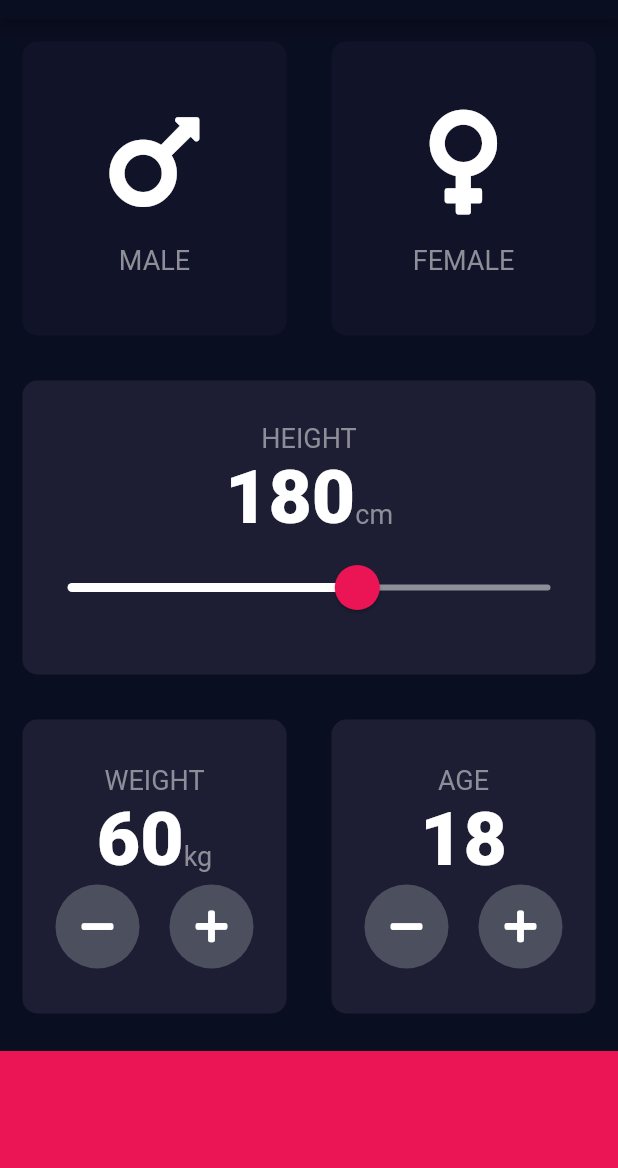
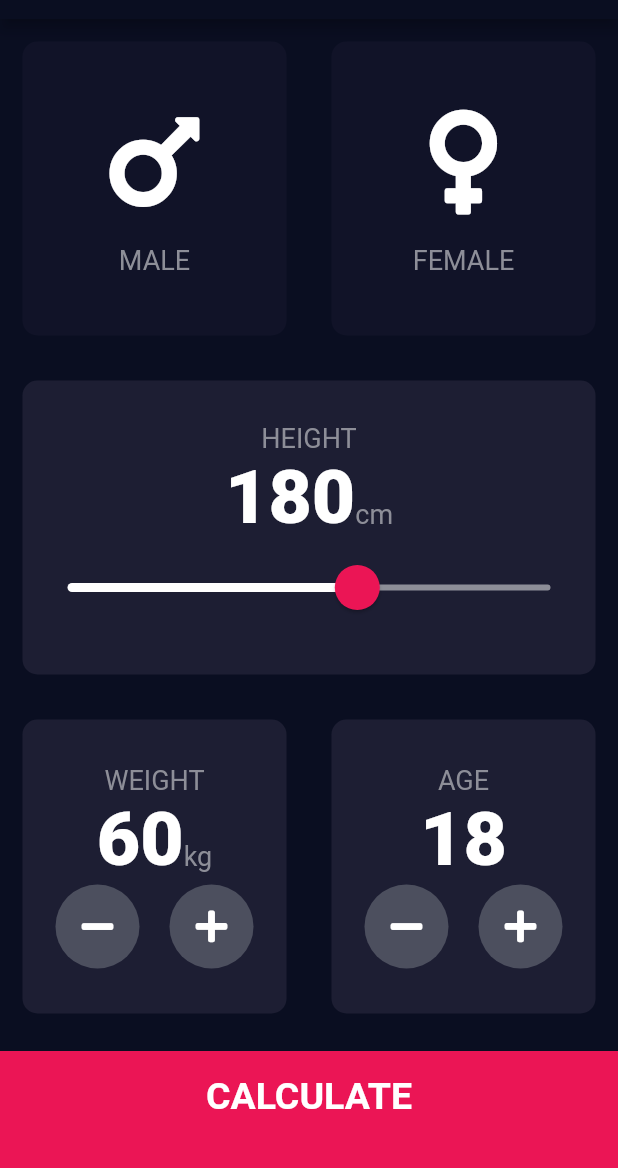
Before and after one commit to Kav47/bmi-calculator-flutter, a Flutter app: the screen it shows after launch, on a phone screen of 412 x 824 dp, the part 65-1233 px from its top. Run offline on Flutter 3.47's test engine with Material 2 defaults, Android fonts, the phone set to English and light mode, and no system bars; our stand-ins replace font_awesome_flutter.

Commit message:
com[lete project

```diff
--- /dev/null
+++ b/lib/components/bottom_button.dart
@@ -0,0 +1,29 @@
+import 'package:flutter/material.dart';
+import '../constants.dart';
+
+class BottomButton extends StatelessWidget {
+  final String buttonText;
+  final Function onTap;
+
+  BottomButton({@required this.buttonText, @required this.onTap});
+
+  @override
+  Widget build(BuildContext context) {
+    return GestureDetector(
+      onTap: onTap,
+      child: Container(
+        child: Center(
+          child: Text(
+            buttonText,
+            style: kLargeButtonStyle,
+          ),
+        ),
+        color: kBottomContainerColour,
+        margin: EdgeInsets.only(top: 10.0),
+        padding: EdgeInsets.only(bottom: 20.0),
+        width: double.infinity,
+        height: kBottomContainerHeight,
+      ),
+    );
+  }
+}
--- a/lib/icon_content.dart
+++ b/lib/components/icon_content.dart
@@ -1,5 +1,5 @@
 import 'package:flutter/material.dart';
-import 'constants.dart';
+import 'package:bmi_calculator/constants.dart';
 
 class IconContent extends StatelessWidget {
   final String cardText;
--- /dev/null
+++ b/lib/components/round_button_icon.dart
@@ -0,0 +1,23 @@
+import 'package:flutter/material.dart';
+
+class RoundIconButton extends StatelessWidget {
+  RoundIconButton({@required this.icon, @required this.onPressed});
+
+  final IconData icon;
+  final Function onPressed;
+
+  @override
+  Widget build(BuildContext context) {
+    return RawMaterialButton(
+      onPressed: onPressed,
+      child: Icon(icon),
+      constraints: BoxConstraints.tightFor(
+        width: 56.0,
+        height: 56.0,
+      ),
+      elevation: 0.0,
+      shape: CircleBorder(),
+      fillColor: Color(0xFF4C4F5E),
+    );
+  }
+}
--- a/lib/main.dart
+++ b/lib/main.dart
@@ -1,5 +1,5 @@
 import 'package:flutter/material.dart';
-import 'input_page.dart';
+import 'screens/input_page.dart';
 
 void main() => runApp(BMICalculator());
 
--- a/lib/input_page.dart
+++ b/lib/screens/input_page.dart
@@ -1,8 +1,12 @@
+import 'results_page.dart';
 import 'package:flutter/material.dart';
 import 'package:font_awesome_flutter/font_awesome_flutter.dart';
-import 'icon_content.dart';
-import 'resuable_card.dart';
-import 'constants.dart';
+import '../components/icon_content.dart';
+import '../components/resuable_card.dart';
+import '../constants.dart';
+import '../components/bottom_button.dart';
+import '../components/round_button_icon.dart';
+import 'package:bmi_calculator/calculator_brain.dart';
 
 enum Gender {
   male,
@@ -219,36 +223,22 @@ class _InputPageState extends State<InputPage> {
               ],
             ),
           ),
-          Container(
-            color: kBottomContainerColour,
-            margin: EdgeInsets.only(top: 10.0),
-            width: double.infinity,
-            height: kBottomContainerHeight,
+          BottomButton(
+            buttonText: 'CALCULATE',
+            onTap: () {
+              CalculatorBrain calc = CalculatorBrain(height: height, weight: weight);
+              Navigator.push(
+                context,
+                MaterialPageRoute(builder: (context) => ResultsPage(
+                  bmiResults: calc.calculateBMI(),
+                  resultsText: calc.getResults(),
+                  interpretation: calc.getInterpretation(),
+                )),
+              );
+            },
           ),
         ],
       ),
     );
   }
 }
-
-class RoundIconButton extends StatelessWidget {
-  RoundIconButton({@required this.icon, @required this.onPressed});
-
-  final IconData icon;
-  final Function onPressed;
-
-  @override
-  Widget build(BuildContext context) {
-    return RawMaterialButton(
-      onPressed: onPressed,
-      child: Icon(icon),
-      constraints: BoxConstraints.tightFor(
-        width: 56.0,
-        height: 56.0,
-      ),
-      elevation: 0.0,
-      shape: CircleBorder(),
-      fillColor: Color(0xFF4C4F5E),
-    );
-  }
-}
```
Also changed, not shown: lib/calculator_brain.dart (added, +36 -0 lines), lib/constants.dart (+25 -0 lines), lib/screens/results_page.dart (added, +69 -0 lines), lib/components/resuable_card.dart (renamed from lib/resuable_card.dart).
